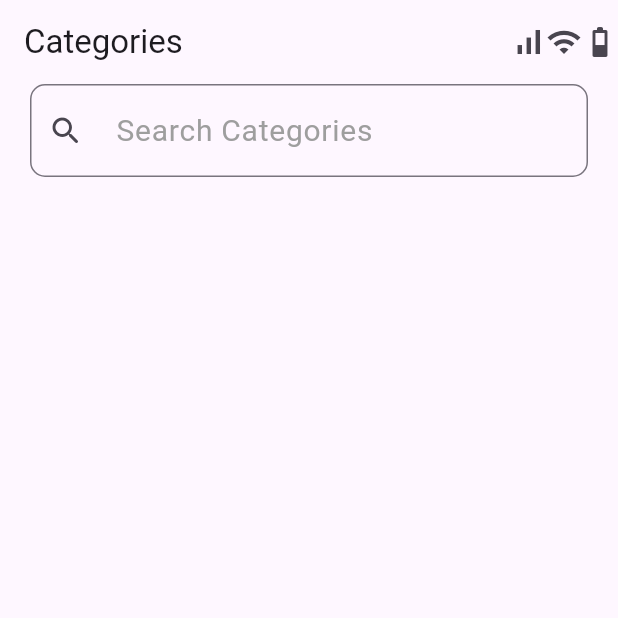
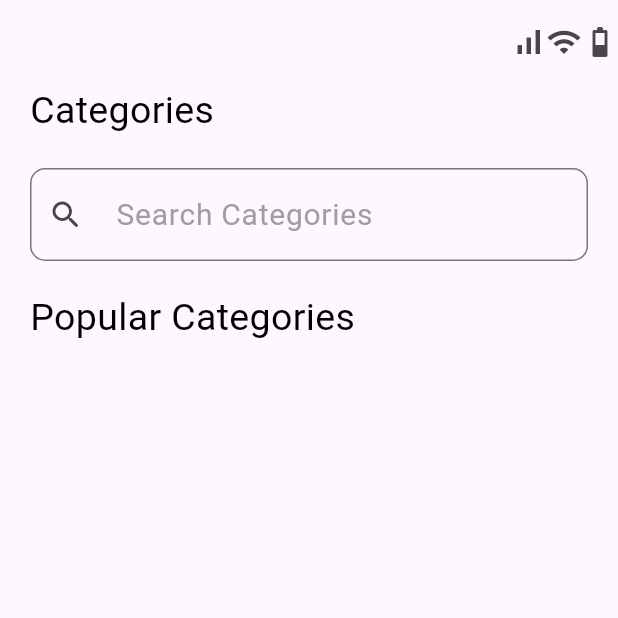
Before and after one commit to Shayanzahid227/LuciusBeautySalon-, a Flutter app: the screen it shows after launch, on a phone screen of 412 x 824 dp, the top half of it. Run offline on Flutter 3.47's test engine with Material 3 defaults, Android fonts, the phone set to English and light mode, and no system bars.

Commit message:
editing in screen 5

```diff
--- a/lib/ui/screens/screen5.dart
+++ b/lib/ui/screens/screen5.dart
@@ -7,7 +7,6 @@ class screen_5 extends StatelessWidget {
   Widget build(BuildContext context) {
     return Scaffold(
       appBar: AppBar(
-        title: const Text("Categories "),
         actions: const [
           Icon(Icons.signal_cellular_alt),
           Icon(Icons.wifi),
@@ -19,6 +18,20 @@ class screen_5 extends StatelessWidget {
           padding: const EdgeInsets.symmetric(horizontal: 20),
           child: Column(
             children: [
+              const Row(
+                children: [
+                  Text(
+                    "Categories ",
+                    style: TextStyle(
+                        fontSize: 25,
+                        color: Colors.black,
+                        fontWeight: FontWeight.w400),
+                  ),
+                ],
+              ),
+              SizedBox(
+                height: 20,
+              ),
               TextField(
                 decoration: InputDecoration(
                     prefixIcon: const Icon(Icons.search_rounded),
@@ -27,7 +40,26 @@ class screen_5 extends StatelessWidget {
                         const TextStyle(fontSize: 20, color: Colors.grey),
                     border: OutlineInputBorder(
                         borderRadius: BorderRadius.circular(10))),
-              )
+              ),
+              SizedBox(height: 20),
+              const Row(
+                children: [
+                  Text(
+                    "Popular Categories ",
+                    style: TextStyle(
+                        fontSize: 25,
+                        fontWeight: FontWeight.w400,
+                        color: Colors.black),
+                  ),
+                ],
+              ),
+              Container(
+                  height: 145,
+                  child: ListView(
+                    shrinkWrap: true,
+                    scrollDirection: Axis.horizontal,
+                    children: [Container()],
+                  ))
             ],
           ),
         ),
```
